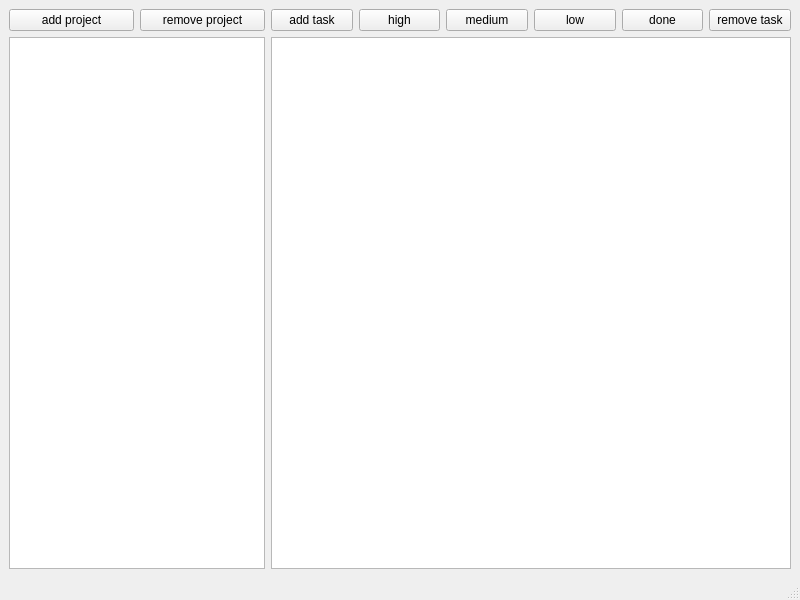
Qt form mainwindow.ui (dimitris47/tiki) before a commit.
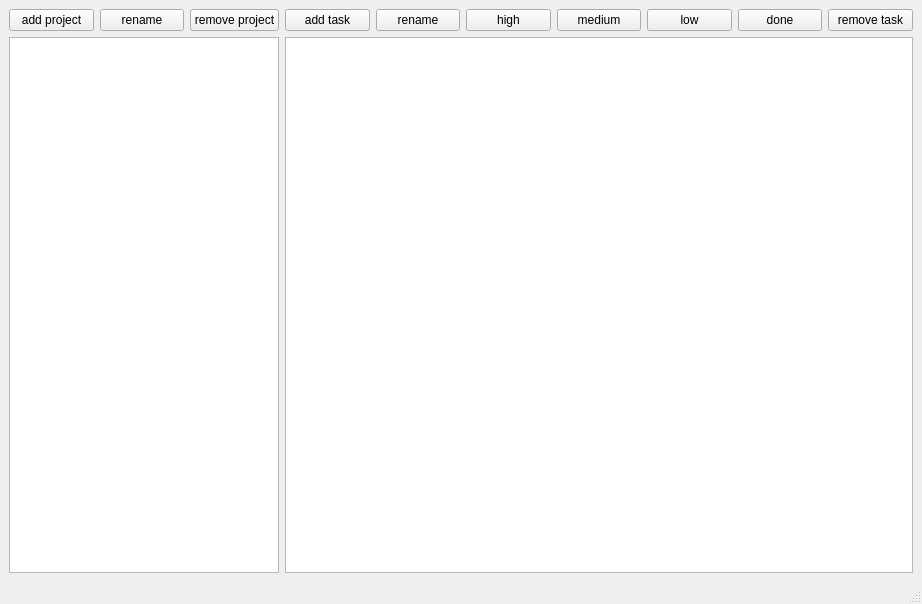
The same form after that commit.

Commit message: populating methods - WIP

What changed in the file:
```diff
--- a/mainwindow.ui
+++ b/mainwindow.ui
@@ -6,8 +6,8 @@
    <rect>
     <x>0</x>
     <y>0</y>
-    <width>800</width>
-    <height>600</height>
+    <width>922</width>
+    <height>604</height>
    </rect>
   </property>
   <property name="windowTitle">
@@ -15,67 +15,81 @@
   </property>
   <widget class="QWidget" name="centralwidget">
    <layout class="QGridLayout" name="gridLayout">
-    <item row="0" column="2">
+    <item row="0" column="7">
+     <widget class="QPushButton" name="lowBtn">
+      <property name="text">
+       <string>low</string>
+      </property>
+     </widget>
+    </item>
+    <item row="0" column="3">
      <widget class="QPushButton" name="addTaskBtn">
       <property name="text">
        <string>add task</string>
       </property>
      </widget>
     </item>
-    <item row="0" column="0">
-     <widget class="QPushButton" name="addProBtn">
-      <property name="text">
-       <string>add project</string>
-      </property>
-     </widget>
-    </item>
-    <item row="1" column="0" colspan="2">
+    <item row="1" column="0" colspan="3">
      <widget class="QListWidget" name="projectWidget"/>
     </item>
-    <item row="0" column="1">
+    <item row="0" column="2">
      <widget class="QPushButton" name="rmProBtn">
       <property name="text">
        <string>remove project</string>
       </property>
      </widget>
     </item>
-    <item row="0" column="3">
-     <widget class="QPushButton" name="highBtn">
-      <property name="text">
-       <string>high</string>
-      </property>
-     </widget>
-    </item>
-    <item row="0" column="4">
-     <widget class="QPushButton" name="medBtn">
-      <property name="text">
-       <string>medium</string>
-      </property>
-     </widget>
-    </item>
-    <item row="0" column="5">
-     <widget class="QPushButton" name="lowBtn">
-      <property name="text">
-       <string>low</string>
-      </property>
-     </widget>
-    </item>
-    <item row="0" column="6">
+    <item row="0" column="8">
      <widget class="QPushButton" name="doneBtn">
       <property name="text">
        <string>done</string>
       </property>
      </widget>
     </item>
-    <item row="0" column="7">
+    <item row="0" column="5">
+     <widget class="QPushButton" name="highBtn">
+      <property name="text">
+       <string>high</string>
+      </property>
+     </widget>
+    </item>
+    <item row="0" column="0">
+     <widget class="QPushButton" name="addProBtn">
+      <property name="text">
+       <string>add project</string>
+      </property>
+     </widget>
+    </item>
+    <item row="0" column="1">
+     <widget class="QPushButton" name="renameProBtn">
+      <property name="text">
+       <string>rename</string>
+      </property>
+     </widget>
+    </item>
+    <item row="1" column="3" colspan="7">
+     <widget class="QListWidget" name="taskWidget"/>
+    </item>
+    <item row="0" column="9">
      <widget class="QPushButton" name="rmTaskBtn">
       <property name="text">
        <string>remove task</string>
       </property>
      </widget>
     </item>
-    <item row="1" column="2" colspan="6">
-     <widget class="QListWidget" name="taskWidget"/>
+    <item row="0" column="6">
+     <widget class="QPushButton" name="medBtn">
+      <property name="text">
+       <string>medium</string>
+      </property>
+     </widget>
+    </item>
+    <item row="0" column="4">
+     <widget class="QPushButton" name="renameTaskBtn">
+      <property name="text">
+       <string>rename</string>
+      </property>
+     </widget>
     </item>
    </layout>
   </widget>
```
Left out of the diff: 2 changed lines with no effect on the pictures. The commit also changes 2 other files.
